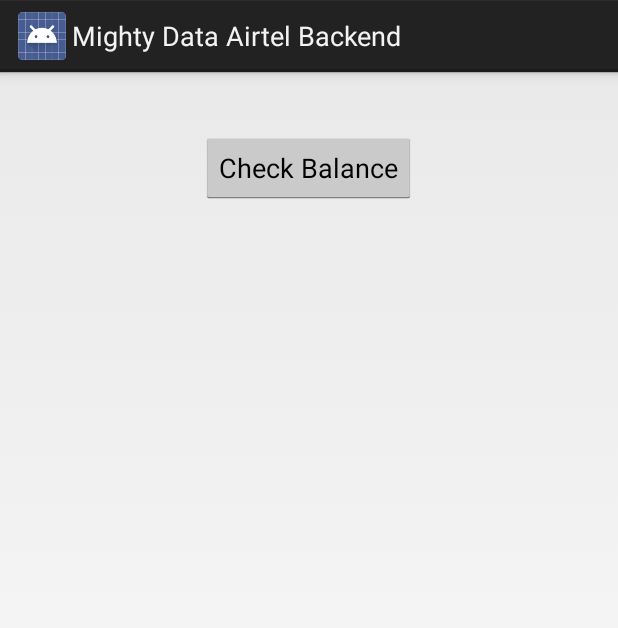
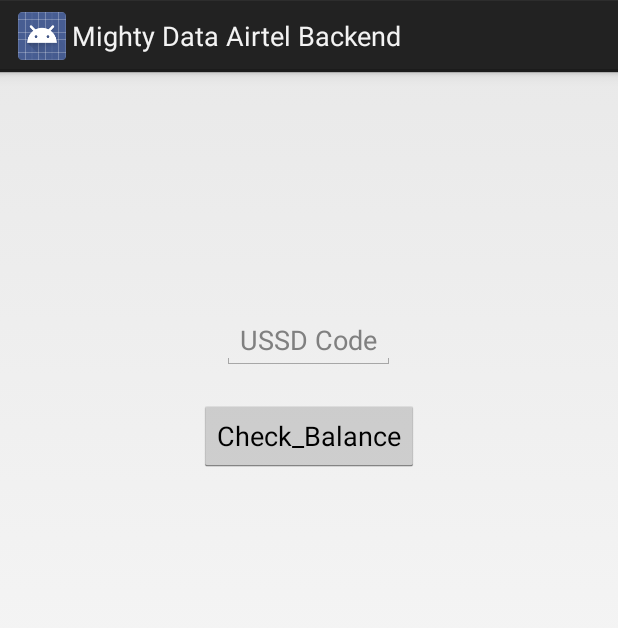
Before and after one commit to solobaba/Mighty-Data-Airtel-Backend, an Android app: the screen it shows after launch (MainActivity), on a phone screen of 412 x 824 dp. Shown: the top 628 px of the screen. Run offline under Robolectric (Android 15) with nearby library versions, the phone set to English and light mode, and no system bars.

Commit message:
Second commit

```diff
--- a/app/src/main/java/com/example/mighty/mightydataairtelbackend/MainActivity.java
+++ b/app/src/main/java/com/example/mighty/mightydataairtelbackend/MainActivity.java
@@ -1,31 +1,44 @@
 package com.example.mighty.mightydataairtelbackend;
 
 import android.app.Activity;
+import android.content.ComponentName;
 import android.content.Intent;
 import android.net.Uri;
 import android.os.Bundle;
 import android.view.View;
 import android.widget.Button;
+import android.widget.Toast;
 
 public class MainActivity extends Activity {
+
+    Button mButton;
+    String code = "123";
 
     @Override
     protected void onCreate(Bundle savedInstanceState) {
         super.onCreate(savedInstanceState);
         setContentView(R.layout.activity_main);
 
+        mButton = (Button)findViewById(R.id.check_balance);
+        mButton.setOnClickListener(new View.OnClickListener() {
+            @Override
+            public void onClick(View v) {
+                Check_Balance(code);
+            }
+        });
+
     }
 
     // Get airtel balance(*123# for airtel)
-
-    public void dialNumber(String code) {
+    private void Check_Balance(String code) {
         String ussdCode = "*" + code + Uri.encode("#");
         startActivity(new Intent("android.intent.action.CALL", Uri.parse("tel:" + ussdCode)));
         startService(new Intent(this, USSDService.class));
-        dailNumber("*123#");
     }
 
-    private void dailNumber(String s) {
-    }
+//    public void dialNumber(View view) {
+//        dailNumber("*123#");
+//          startService(new Intent(this, USSDService.class));
+//    }
 
 }
--- a/app/src/main/res/layout/activity_main.xml
+++ b/app/src/main/res/layout/activity_main.xml
@@ -7,13 +7,23 @@
     android:orientation="vertical"
     tools:context="com.example.mighty.mightydataairtelbackend.MainActivity">
 
+    <EditText
+        android:id="@+id/ussd_code"
+        android:layout_width="wrap_content"
+        android:layout_height="wrap_content"
+        android:layout_marginTop="159dp"
+        android:layout_gravity="center_horizontal"
+        android:hint="USSD Code"
+        android:inputType="textMultiLine" />
+
     <Button
         android:id="@+id/check_balance"
         android:layout_width="wrap_content"
         android:layout_height="wrap_content"
-        android:layout_marginTop="40dp"
+        android:layout_marginTop="20dp"
         android:layout_gravity="center_horizontal"
-        android:text="Check Balance" />
+        android:text="Check_Balance"
+        />
 
     <TextView
         android:layout_width="wrap_content"
```
Also changed, not shown: app/src/main/java/com/example/mighty/mightydataairtelbackend/USSDService.java (+46 -12 lines).
